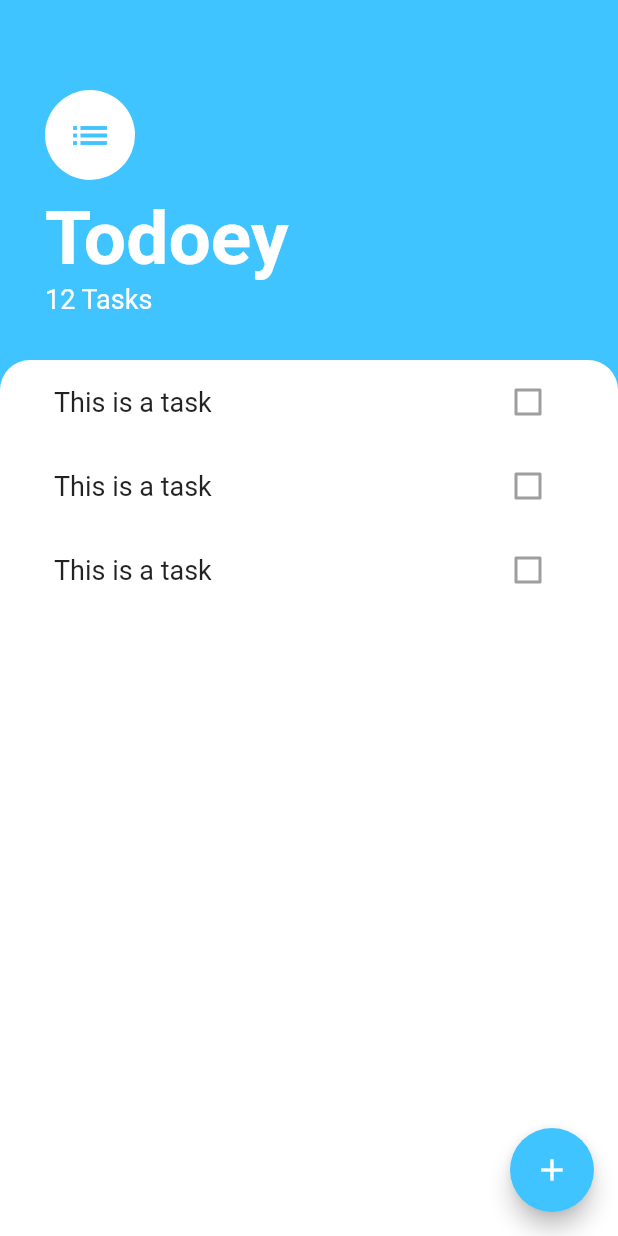
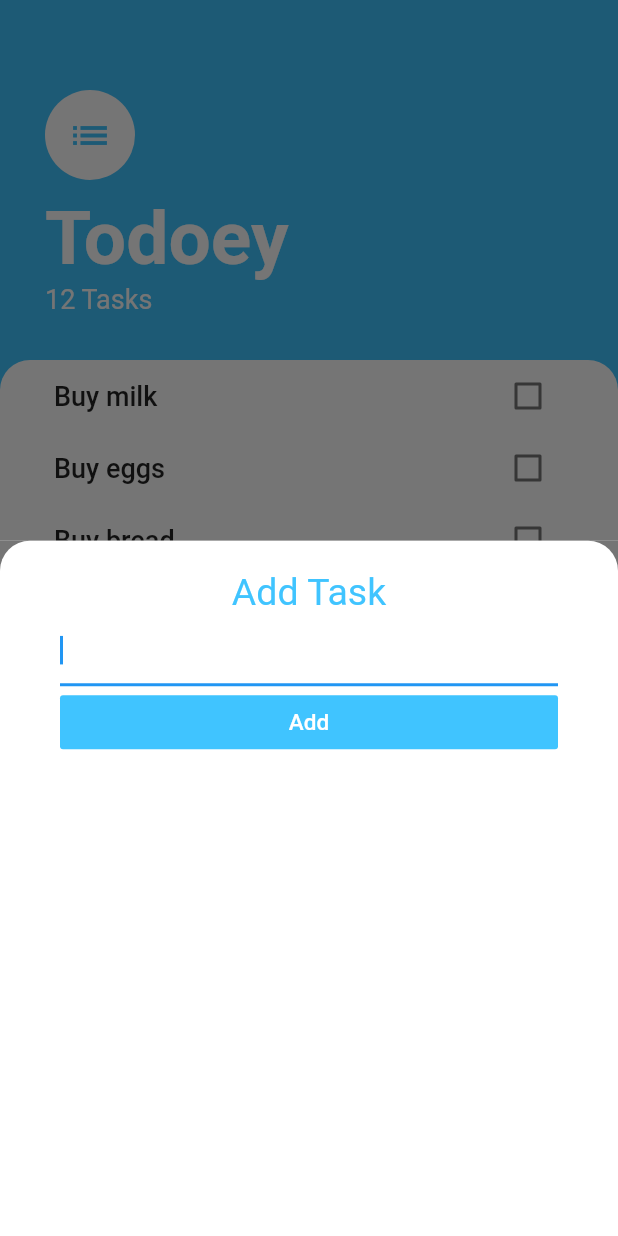
Before and after one commit to kerry2040as/todoList_flutter, a Flutter app: the screen it shows after launch, after a tap on the "add" icon, on a phone screen of 412 x 824 dp. Run offline on Flutter 3.47's test engine with Material 2 defaults, Android fonts, the phone set to English and light mode, and no system bars.

Commit message:
implement callback of list and tile

```diff
--- /dev/null
+++ b/lib/models/task.dart
@@ -0,0 +1,10 @@
+class Task {
+  final String name;
+  bool isDone;
+
+  Task({this.name, this.isDone = false});
+
+  void toggleDone() {
+    isDone = !isDone;
+  }
+}
--- /dev/null
+++ b/lib/screens/add_task_screen.dart
@@ -0,0 +1,62 @@
+import 'package:flutter/material.dart';
+
+class AddTaskScreen extends StatelessWidget {
+  @override
+  Widget build(BuildContext context) {
+    return Container(
+      color: Color(0xFF757575),
+      child: Container(
+        decoration: BoxDecoration(
+            color: Colors.white,
+            borderRadius: BorderRadius.only(
+              topLeft: Radius.circular(20),
+              topRight: Radius.circular(20),
+            )),
+        child: Container(
+          padding: EdgeInsets.symmetric(
+            horizontal: 40,
+            vertical: 20,
+          ),
+          child: Column(
+            crossAxisAlignment: CrossAxisAlignment.stretch,
+            children: <Widget>[
+              Text(
+                'Add Task',
+                textAlign: TextAlign.center,
+                style: TextStyle(
+                  color: Colors.lightBlueAccent,
+                  fontSize: 25,
+                ),
+              ),
+              TextField(
+                autofocus: true,
+                decoration: InputDecoration(
+                  enabledBorder: UnderlineInputBorder(
+                      borderSide: new BorderSide(
+                    width: 3,
+                    color: Colors.lightBlueAccent,
+                  )),
+                ),
+              ),
+//              SizedBox(
+//                height: 20,
+//              ),
+              FlatButton(
+//                padding: EdgeInsets.all(10),
+                color: Colors.lightBlueAccent,
+                onPressed: () {},
+                child: Text(
+                  'Add',
+                  style: TextStyle(
+                    fontSize: 15,
+                    color: Colors.white,
+                  ),
+                ),
+              )
+            ],
+          ),
+        ),
+      ),
+    );
+  }
+}
--- a/lib/screens/tasks_screen.dart
+++ b/lib/screens/tasks_screen.dart
@@ -1,12 +1,16 @@
 import 'package:flutter/material.dart';
 import 'package:todoey_flutter/widgets/tasks_list.dart';
+import 'add_task_screen.dart';
 
 class TasksScreen extends StatelessWidget {
   @override
   Widget build(BuildContext context) {
     return Scaffold(
       floatingActionButton: FloatingActionButton(
-        onPressed: () {},
+        onPressed: () {
+          showModalBottomSheet(
+              context: context, builder: (context) => AddTaskScreen());
+        },
         backgroundColor: Colors.lightBlueAccent,
         child: Icon(Icons.add),
       ),
--- a/lib/widgets/task_tile.dart
+++ b/lib/widgets/task_tile.dart
@@ -1,14 +1,26 @@
 import 'package:flutter/material.dart';
 
 class TaskTile extends StatelessWidget {
+  final bool isChecked;
+  final String taskTitle;
+  final Function checkboxCallback;
+  TaskTile({this.isChecked, this.taskTitle, this.checkboxCallback});
+
   @override
   Widget build(BuildContext context) {
     return ListTile(
-      trailing: Checkbox(value: false, onChanged: null),
+      dense: true,
+      trailing: Checkbox(
+        activeColor: Colors.lightBlueAccent,
+        value: isChecked,
+        onChanged: checkboxCallback,
+      ),
       title: Text(
-        'This is a task',
+        this.taskTitle,
         style: TextStyle(
+          decoration: isChecked ? TextDecoration.lineThrough : null,
           fontSize: 18,
+          fontWeight: FontWeight.w500,
         ),
       ),
     );
--- a/lib/widgets/tasks_list.dart
+++ b/lib/widgets/tasks_list.dart
@@ -1,15 +1,33 @@
 import 'package:flutter/material.dart';
 import 'task_tile.dart';
+import 'package:todoey_flutter/models/task.dart';
 
-class TasksList extends StatelessWidget {
+class TasksList extends StatefulWidget {
+  @override
+  _TasksListState createState() => _TasksListState();
+}
+
+class _TasksListState extends State<TasksList> {
+  List<Task> tasks = [
+    Task(name: 'Buy milk'),
+    Task(name: 'Buy eggs'),
+    Task(name: 'Buy bread'),
+  ];
   @override
   Widget build(BuildContext context) {
-    return ListView(
-      children: <Widget>[
-        TaskTile(),
-        TaskTile(),
-        TaskTile(),
-      ],
+    return ListView.builder(
+      itemBuilder: (context, index) {
+        return TaskTile(
+          taskTitle: tasks[index].name,
+          isChecked: tasks[index].isDone,
+          checkboxCallback: (checkboxState) {
+            setState(() {
+              tasks[index].toggleDone();
+            });
+          },
+        );
+      },
+      itemCount: tasks.length,
     );
   }
 }
```
